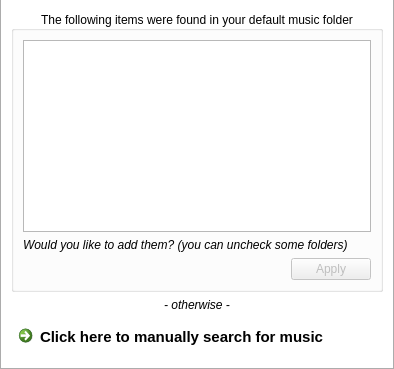
Before: the Qt Designer form code/MiamPlayer/quickstart.ui in MBach/Miam-Player, drawn with Qt 5.
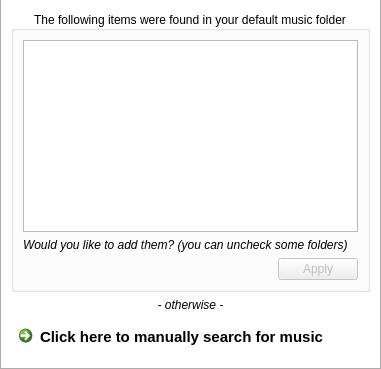
After: the same form once the commit is applied.

```diff
--- a/code/MiamPlayer/quickstart.ui
+++ b/code/MiamPlayer/quickstart.ui
@@ -6,7 +6,7 @@
    <rect>
     <x>0</x>
     <y>0</y>
-    <width>394</width>
+    <width>381</width>
     <height>369</height>
    </rect>
   </property>
```
